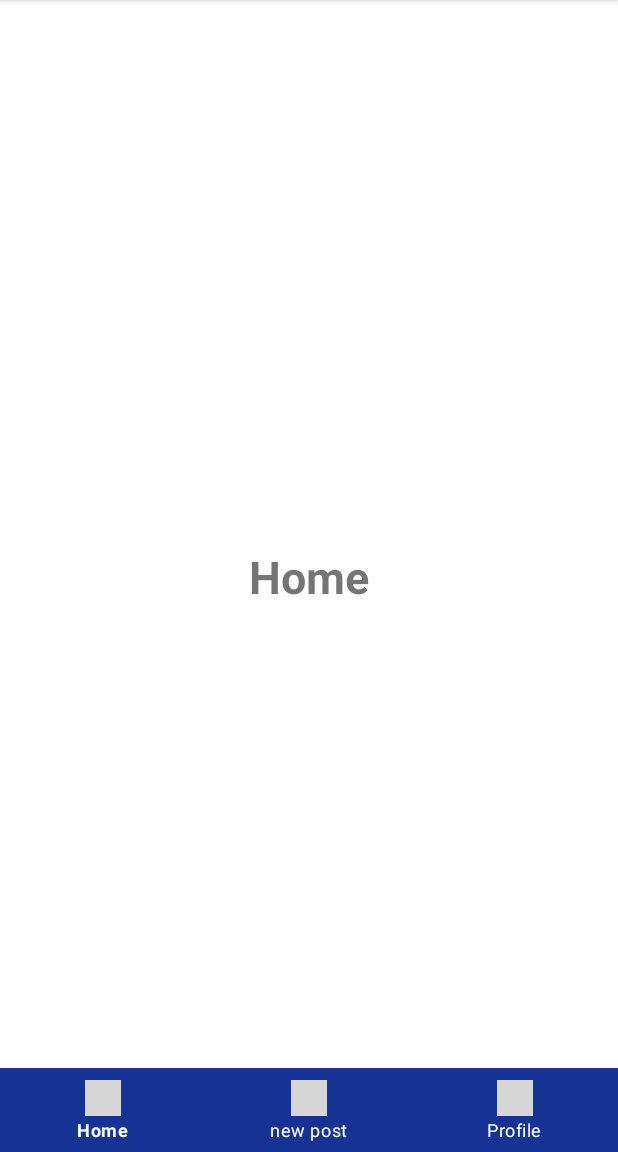
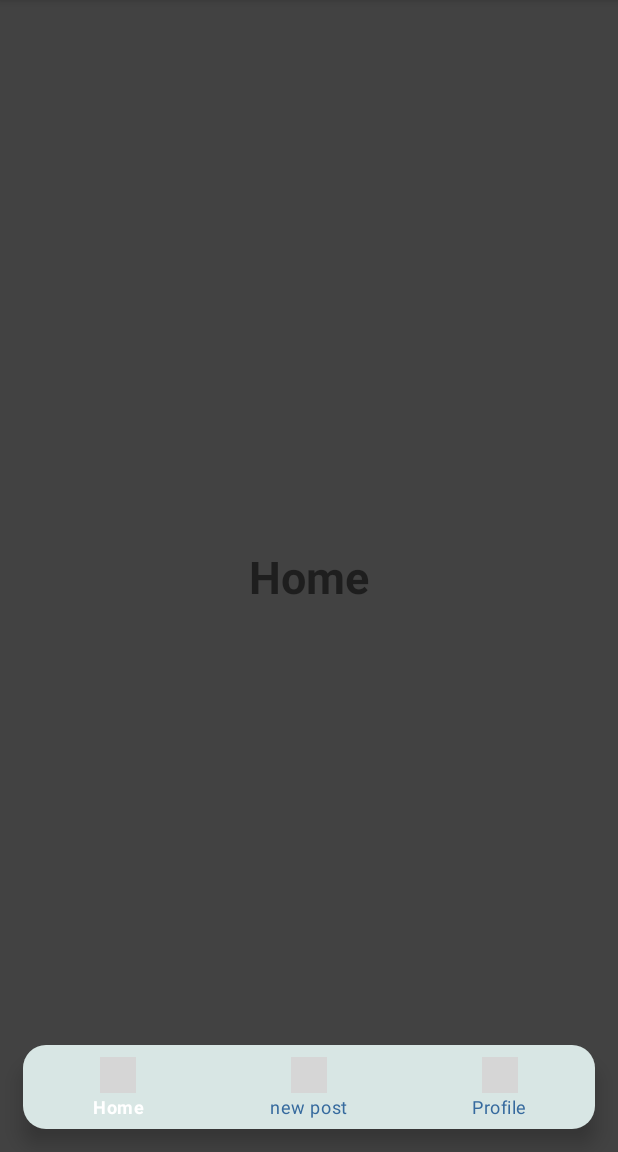
Before and after one commit to Luxlorys/bottomNavigationApp, an Android app: the screen it shows after launch (MainActivity), on a phone screen of 412 x 824 dp, the part 84-1236 px from its top. Run offline under Robolectric (Android 15) with nearby library versions, the phone set to English and light mode, and no system bars; grey boxes are pictures that could not be loaded.

Commit message:
minor UI changes

```diff
--- /dev/null
+++ b/app/src/main/res/color/bottom_nav_color.xml
@@ -0,0 +1,5 @@
+<?xml version="1.0" encoding="utf-8"?>
+<selector xmlns:android="http://schemas.android.com/apk/res/android">
+    <item android:state_checked="true" android:color="#fff" />
+    <item android:state_checked="false" android:color="#366A9E"/>
+</selector>
--- /dev/null
+++ b/app/src/main/res/drawable/background_nav_curved.xml
@@ -0,0 +1,5 @@
+<?xml version="1.0" encoding="utf-8"?>
+<shape xmlns:android="http://schemas.android.com/apk/res/android">
+    <solid android:color="#D8E6E4" />
+    <corners android:radius="15dp" />
+</shape>
--- a/app/src/main/res/layout/activity_main.xml
+++ b/app/src/main/res/layout/activity_main.xml
@@ -4,6 +4,7 @@
     xmlns:tools="http://schemas.android.com/tools"
     android:layout_width="match_parent"
     android:layout_height="match_parent"
+    android:background="@color/cardview_dark_background"
     tools:context=".MainActivity">
 
     <FrameLayout
@@ -17,9 +18,9 @@
         android:layout_height="wrap_content"
         android:layout_alignParentBottom="true"
         android:layout_gravity="bottom"
-        android:background="#153395"
-        app:itemIconTint="@android:color/holo_blue_bright"
-        app:itemTextColor="@android:color/white"
+        android:background="@drawable/background_nav_curved"
+        android:layout_margin="15dp"
+        app:itemIconTint="@color/bottom_nav_color"
+        app:itemTextColor="@color/bottom_nav_color"
         app:menu="@menu/bottom_menu" />
-
 </RelativeLayout>
```
